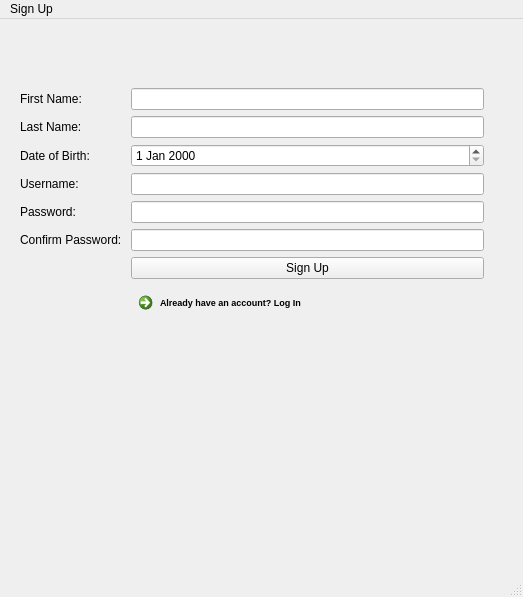
Old version of the form CineDeck/windows/signupscreen.ui in the repository koshyj8/cine-deck.
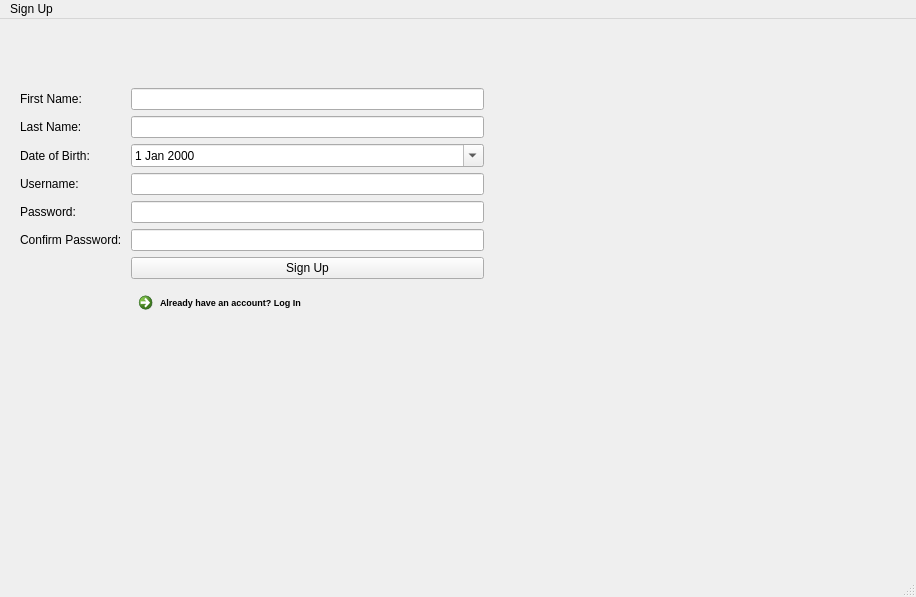
New version of the form. Icons and pictures are not drawn.

What changed in the file:
```diff
--- a/CineDeck/windows/signupscreen.ui
+++ b/CineDeck/windows/signupscreen.ui
@@ -6,7 +6,7 @@
    <rect>
     <x>0</x>
     <y>0</y>
-    <width>523</width>
+    <width>916</width>
     <height>597</height>
    </rect>
   </property>
@@ -144,7 +144,11 @@
       </widget>
      </item>
      <item row="3" column="1">
-      <widget class="QDateEdit" name="dateEdit"/>
+      <widget class="QDateEdit" name="dateEdit">
+       <property name="calendarPopup">
+        <bool>true</bool>
+       </property>
+      </widget>
      </item>
     </layout>
    </widget>
@@ -154,7 +158,7 @@
     <rect>
      <x>0</x>
      <y>0</y>
-     <width>523</width>
+     <width>916</width>
      <height>22</height>
     </rect>
    </property>
```
